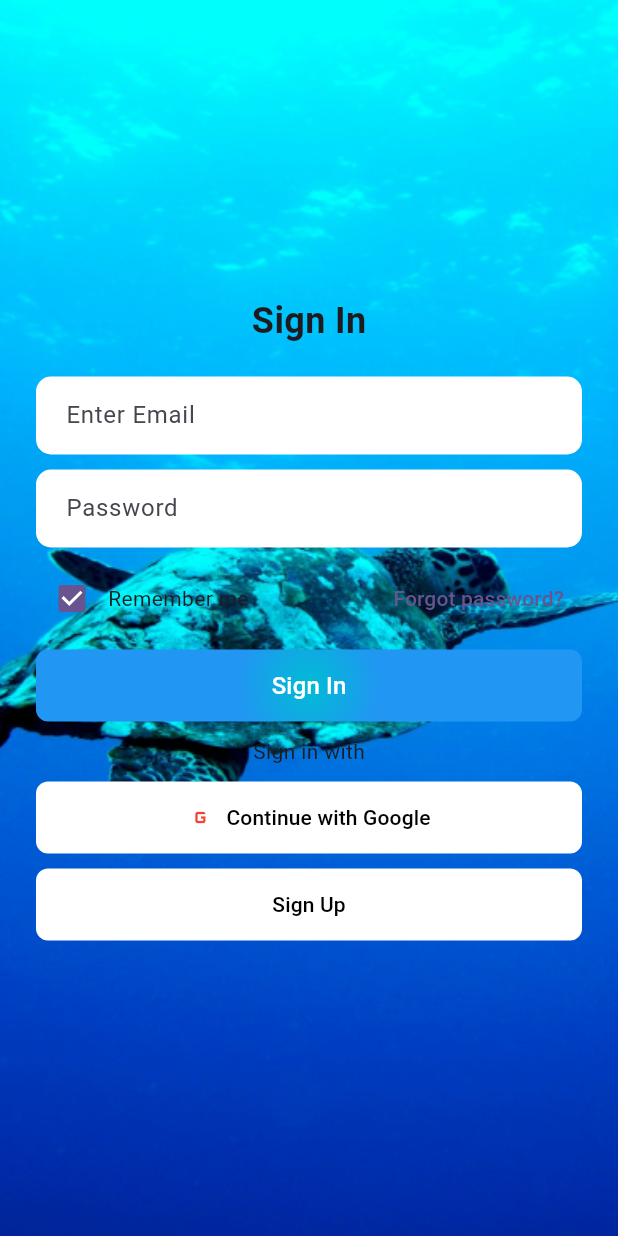
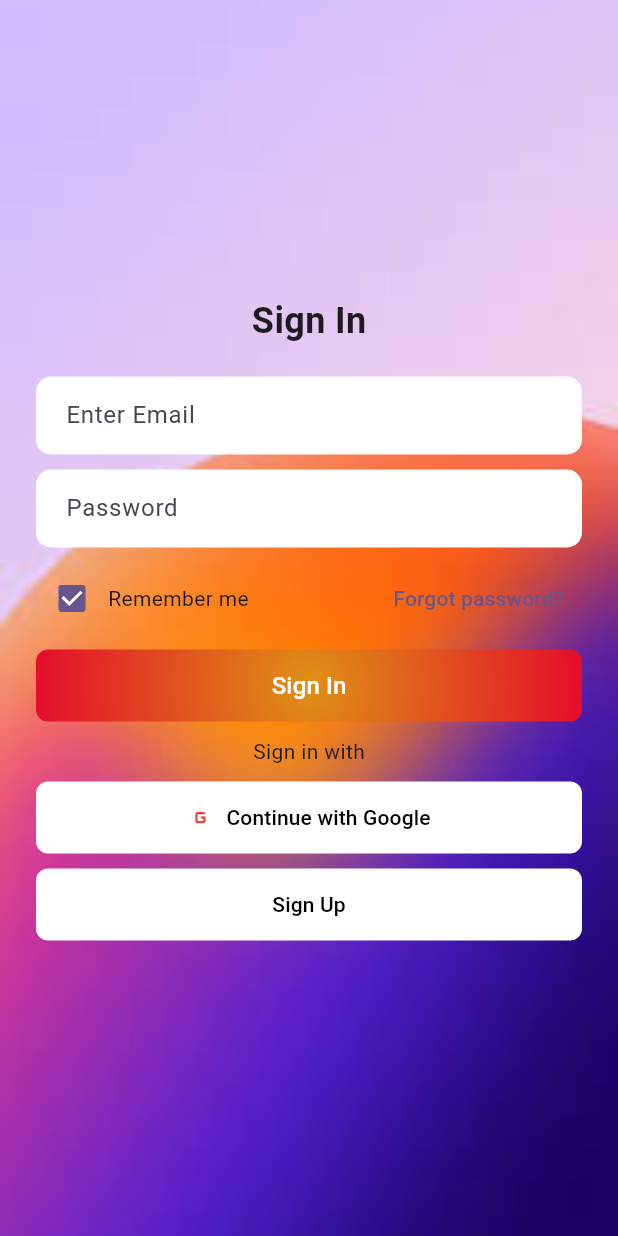
Before and after one commit to AvindiObeyesekere/login_flutter, a Flutter app: the screen it shows after launch, on a phone screen of 412 x 824 dp. Run offline on Flutter 3.47's test engine with Material 3 defaults, Android fonts, the phone set to English and light mode, and no system bars.

Commit message:
updated pubsecyml, gradient file, service updated

```diff
--- a/lib/main.dart
+++ b/lib/main.dart
@@ -1,5 +1,7 @@
 import 'package:flutter/material.dart';
 import './pages/login_screen.dart';
+import './pages/home_screen.dart'; // Import your home screen
+import './pages/signup_screen.dart'; // Import your signup screen
 
 void main() {
   runApp(const MyApp());
@@ -11,12 +13,17 @@ class MyApp extends StatelessWidget {
   @override
   Widget build(BuildContext context) {
     return MaterialApp(
-      title: 'Flutter Demo',
+      title: 'Your App Title',
       theme: ThemeData(
         colorScheme: ColorScheme.fromSeed(seedColor: Colors.deepPurple),
         useMaterial3: true,
       ),
-      home: LoginScreen(), // Load LoginScreen first
+      initialRoute: '/login', // Set initial route
+      routes: {
+        '/login': (context) => const LoginScreen(),
+        '/home': (context) => const HomeScreen(), // Define the /home route
+        '/signup': (context) => const SignUpScreen(), // Define the /signup route
+      },
     );
   }
 }
--- a/lib/pages/gradient_button.dart
+++ b/lib/pages/gradient_button.dart
@@ -4,7 +4,7 @@ class GradientButton extends StatelessWidget {
   final String text;
   final VoidCallback onPressed;
 
-  GradientButton({required this.text, required this.onPressed});
+  const GradientButton({super.key, required this.text, required this.onPressed});
 
   @override
   Widget build(BuildContext context) {
@@ -13,8 +13,8 @@ class GradientButton extends StatelessWidget {
       decoration: BoxDecoration(
         gradient: RadialGradient(
           center: Alignment.center,
-          radius: 1.0,
-          colors: [Colors.cyan, Colors.blue],
+          radius: 4.0,
+          colors: [const Color.fromARGB(255, 223, 145, 21), const Color.fromARGB(255, 229, 7, 44)],
         ),
         borderRadius: BorderRadius.circular(8),
       ),
--- a/lib/pages/login_screen.dart
+++ b/lib/pages/login_screen.dart
@@ -1,8 +1,43 @@
 import 'package:flutter/material.dart';
 import 'gradient_button.dart';
 import 'signup_screen.dart';
+// import 'home_screen.dart';
+import 'package:login_authentication/resources/api_service.dart'; // Import your api_service
+// import 'package:login_authentication/resources/database/database_helper.dart'; // Import your database_helper
 
-class LoginScreen extends StatelessWidget {
+class LoginScreen extends StatefulWidget {
+  const LoginScreen({super.key});
+
+  @override
+  State<LoginScreen> createState() => _LoginScreenState();
+}
+
+class _LoginScreenState extends State<LoginScreen> {
+  final _usernameController = TextEditingController();
+  final _passwordController = TextEditingController();
+  final _apiService = ApiService();
+
+  void _signIn() async {
+    final username = _usernameController.text;
+    final password = _passwordController.text;
+
+    final response = await _apiService.login(username, password);
+
+    if (response['Status_Code'] == 200 && response['Response_Body'] != null) {
+      // Successful login
+      final userData = response['Response_Body'][0];
+      print("User Data: $userData"); // Save to database
+
+      // Navigate to next screen
+      Navigator.pushReplacementNamed(context, '/home'); // Example navigation
+    } else {
+      // Handle error
+      final errorMessage = response['Message'] ?? 'Login failed';
+      ScaffoldMessenger.of(context)
+          .showSnackBar(SnackBar(content: Text(errorMessage)));
+    }
+  }
+
   @override
   Widget build(BuildContext context) {
     return Scaffold(
@@ -13,7 +48,7 @@ class LoginScreen extends StatelessWidget {
             width: double.infinity,
             decoration: BoxDecoration(
               image: DecorationImage(
-                image: AssetImage('assets/background.png'),
+                image: AssetImage('assets/bg.jpeg'),
                 fit: BoxFit.cover,
               ),
             ),
@@ -33,6 +68,7 @@ class LoginScreen extends StatelessWidget {
                     ),
                     SizedBox(height: 20),
                     TextField(
+                      controller: _usernameController, // Add controller
                       decoration: InputDecoration(
                         hintText: "Enter Email",
                         filled: true,
@@ -47,6 +83,7 @@ class LoginScreen extends StatelessWidget {
                     ),
                     SizedBox(height: 10),
                     TextField(
+                      controller: _passwordController, // Add controller
                       decoration: InputDecoration(
                         labelText: "Password",
                         filled: true,
@@ -73,12 +110,14 @@ class LoginScreen extends StatelessWidget {
                       ],
                     ),
                     SizedBox(height: 10),
-                    GradientButton(text: "Sign In", onPressed: () {}),
+                    GradientButton(
+                      text: "Sign In",
+                      onPressed: _signIn, // Call _signIn on button press
+                    ),
                     SizedBox(height: 10),
                     Text("Sign in with"),
                     SizedBox(height: 10),
                     Column(
-                      // Vertically stacked buttons
                       children: [
                         SizedBox(
                           width: double.infinity,
@@ -87,16 +126,12 @@ class LoginScreen extends StatelessWidget {
                             icon: Icon(Icons.g_mobiledata, color: Colors.red),
                             label: Text("Continue with Google"),
                             style: OutlinedButton.styleFrom(
-                              backgroundColor: Colors.white, // Fill with white
-                              foregroundColor: Colors
-                                  .black, // Text color (important for contrast)
-                              side: BorderSide
-                                  .none, // Remove border if you don't want it
-                              padding: EdgeInsets.symmetric(
-                                  vertical: 14), // Adjust padding as needed
+                              backgroundColor: Colors.white,
+                              foregroundColor: Colors.black,
+                              side: BorderSide.none,
+                              padding: EdgeInsets.symmetric(vertical: 14),
                               shape: RoundedRectangleBorder(
-                                borderRadius: BorderRadius.circular(
-                                    8.0), // Adjust border radius
+                                borderRadius: BorderRadius.circular(8.0),
                               ),
                             ),
                           ),
@@ -112,20 +147,16 @@ class LoginScreen extends StatelessWidget {
                                     builder: (context) => SignUpScreen()),
                               );
                             },
-                            child: Text("Sign Up"),
                             style: OutlinedButton.styleFrom(
                               backgroundColor: Colors.white,
-                              foregroundColor:
-                                  Colors.black, // Important for contrast
-                              side: BorderSide
-                                  .none, // Remove border if you don't want it
-                              padding: EdgeInsets.symmetric(
-                                  vertical: 14), // Adjust padding as needed
+                              foregroundColor: Colors.black,
+                              side: BorderSide.none,
+                              padding: EdgeInsets.symmetric(vertical: 14),
                               shape: RoundedRectangleBorder(
-                                borderRadius: BorderRadius.circular(
-                                    8.0), // Adjust border radius
+                                borderRadius: BorderRadius.circular(8.0),
                               ),
                             ),
+                            child: Text("Sign Up"),
                           ),
                         ),
                       ],
--- a/lib/pages/signup_screen.dart
+++ b/lib/pages/signup_screen.dart
@@ -3,6 +3,8 @@ import 'gradient_button.dart';
 import 'login_screen.dart';
 
 class SignUpScreen extends StatelessWidget {
+  const SignUpScreen({super.key});
+
   @override
   Widget build(BuildContext context) {
     return Scaffold(
@@ -13,7 +15,7 @@ class SignUpScreen extends StatelessWidget {
             width: double.infinity,
             decoration: BoxDecoration(
               image: DecorationImage(
-                image: AssetImage('assets/background.png'),
+                image: AssetImage('assets/bg.jpeg'),
                 fit: BoxFit.cover,
               ),
             ),
@@ -126,7 +128,6 @@ class SignUpScreen extends StatelessWidget {
                       onPressed: () {
                         Navigator.pop(context);
                       },
-                      child: Text("Sign In"),
                       style: OutlinedButton.styleFrom( // White fill and styling
                         backgroundColor: Colors.white,
                         foregroundColor: Colors.black,
@@ -136,6 +137,7 @@ class SignUpScreen extends StatelessWidget {
                           borderRadius: BorderRadius.circular(8.0),
                         ),
                       ),
+                      child: Text("Sign In"),
                     ),
 
                   ],
--- a/pubspec.yaml
+++ b/pubspec.yaml
@@ -66,6 +66,7 @@ flutter:
 
   assets:
     - assets/background.png
+    - assets/bg.jpeg
 
 
   #   - images/a_dot_burr.jpeg
```
Also changed, not shown: lib/pages/home_screen.dart (added, +26 -0 lines), lib/resources/api_service.dart (added, +48 -0 lines), assets/bg.jpeg (added).
